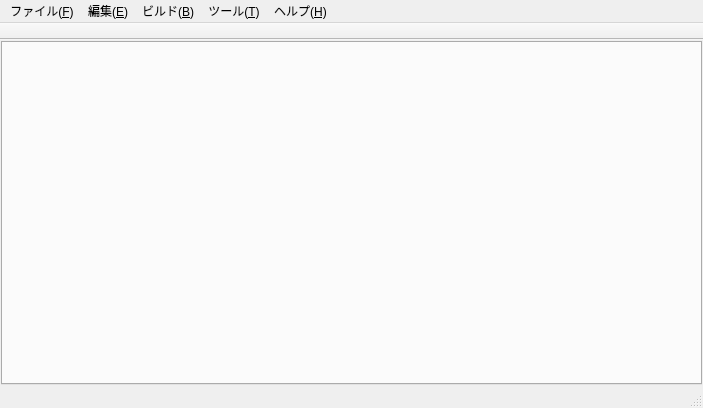
The window that mainwindow.ui (Maxwellyuan/Rabbit_Man) describes before a commit, drawn with Qt 5.
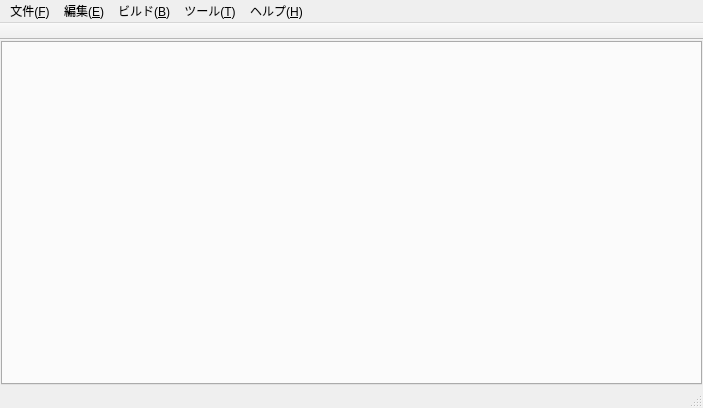
The same window after the commit. Icons and pictures are not drawn.

Commit message:
Rabbit_Man
基本的汉化，尚不支持中文。。。

```diff
--- a/mainwindow.ui
+++ b/mainwindow.ui
@@ -82,12 +82,12 @@
      <x>0</x>
      <y>0</y>
      <width>703</width>
-     <height>23</height>
+     <height>21</height>
     </rect>
    </property>
    <widget class="QMenu" name="menu_F">
     <property name="title">
-     <string>ファイル(&amp;F)</string>
+     <string>文件(&amp;F)</string>
     </property>
     <addaction name="actionNew"/>
     <addaction name="actionOpen"/>
```
Left out of the diff: 22 changed lines with no effect on the pictures. The commit also changes 2 other files.
